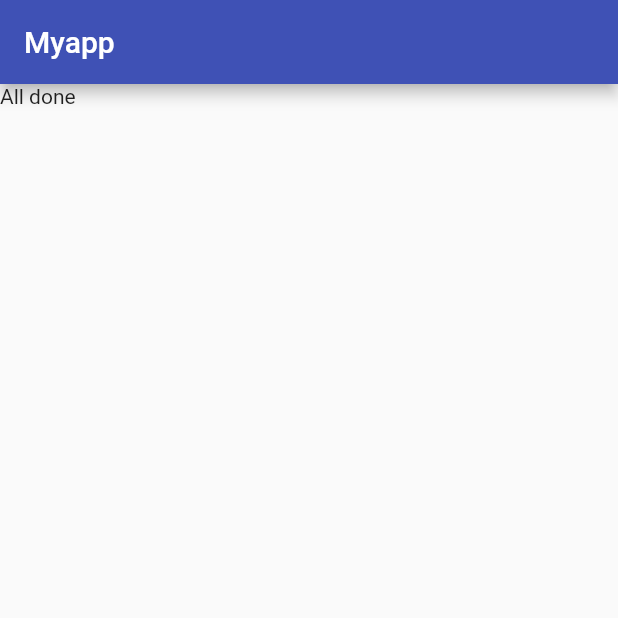
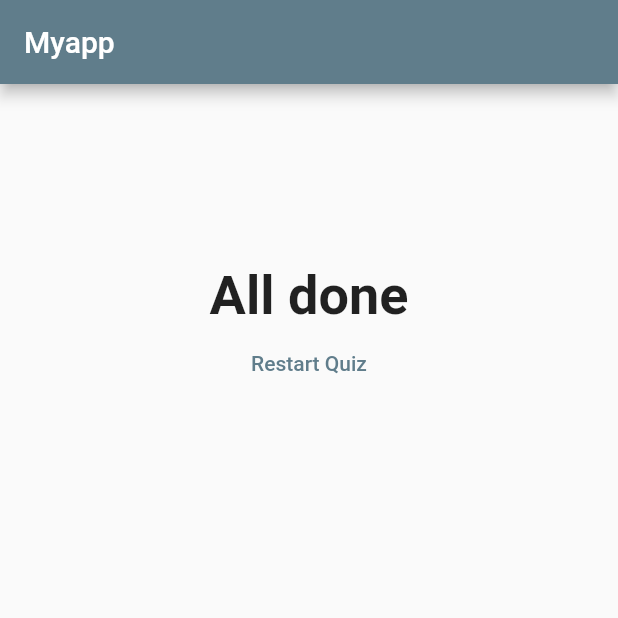
Before and after one commit to Fineas-Zirbo/Flutter, a Flutter app: the screen it shows after launch, after a tap on "Cola", after a tap on "Red", after a tap on "Cat", on a phone screen of 412 x 824 dp, the top half of it. Run offline on Flutter 3.47's test engine with Material 2 defaults, Android fonts, the phone set to English and light mode, and no system bars.

Commit message:
few changes

```diff
--- a/first_app/lib/answer.dart
+++ b/first_app/lib/answer.dart
@@ -10,8 +10,8 @@ class Answer extends StatelessWidget {
   Widget build(BuildContext context) {
     return Container(
       width: double.infinity,
-      margin: EdgeInsets.symmetric(horizontal: 40, vertical: 2),
-      color: Color.fromARGB(250, 0, 0, 0),
+      height: 60,
+      margin: EdgeInsets.symmetric(horizontal: 20, vertical: 20),
       child: ElevatedButton(
         // style: ButtonStyle(
         //     backgroundColor: MaterialStateProperty.all(
--- a/first_app/lib/main.dart
+++ b/first_app/lib/main.dart
@@ -29,6 +29,12 @@ class MyAppState extends State<MyApp> {
   ];
   var _qIndex = 0;
 
+  void _reset() {
+    setState(() {
+      _qIndex = 0;
+    });
+  }
+
   void _answerQ() {
     setState(() {
       _qIndex++;
@@ -39,7 +45,7 @@ class MyAppState extends State<MyApp> {
   @override
   Widget build(BuildContext context) {
     return MaterialApp(
-      theme: ThemeData(primarySwatch: Colors.indigo),
+      theme: ThemeData(primarySwatch: Colors.blueGrey),
       home: Scaffold(
           appBar: AppBar(
             title: Text('Myapp'),
@@ -50,7 +56,7 @@ class MyAppState extends State<MyApp> {
                   questions: _questions,
                   qIndex: _qIndex,
                 )
-              : Result()),
+              : Result(_reset)),
     );
   }
 }
--- a/first_app/lib/question.dart
+++ b/first_app/lib/question.dart
@@ -7,10 +7,10 @@ class Question extends StatelessWidget {
   @override
   Widget build(BuildContext context) {
     return Container(
-      color: Color.fromARGB(255, 117, 96, 96),
+      color: Color.fromARGB(255, 244, 222, 222),
       width: double.infinity,
       padding: EdgeInsets.symmetric(vertical: 10),
-      margin: EdgeInsets.symmetric(horizontal: 1),
+      margin: EdgeInsets.symmetric(horizontal: 5),
       child: Text(
         questionText,
         style: TextStyle(fontSize: 28),
--- a/first_app/lib/result.dart
+++ b/first_app/lib/result.dart
@@ -1,10 +1,27 @@
 import 'package:flutter/material.dart';
 
 class Result extends StatelessWidget {
+  final VoidCallback resetHandler;
+  Result(this.resetHandler);
+
   @override
   Widget build(BuildContext context) {
-    return Container(
-      child: Text('All done'),
+    return Center(
+      child: Container(
+        margin: EdgeInsets.symmetric(vertical: 120),
+        child: Column(
+          children: [
+            Text(
+              'All done',
+              style: TextStyle(fontSize: 36, fontWeight: FontWeight.bold),
+            ),
+            TextButton(
+              child: Text('Restart Quiz'),
+              onPressed: resetHandler,
+            )
+          ],
+        ),
+      ),
     );
   }
 }
```
